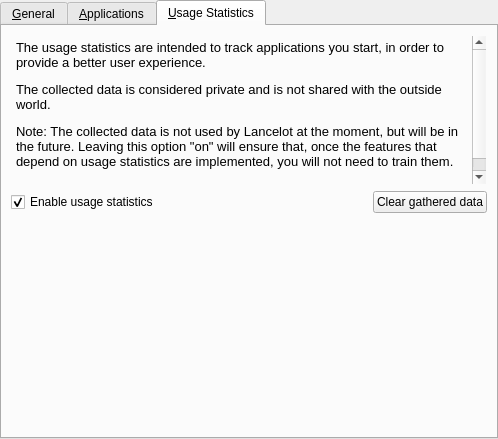
Above: applets/lancelot/app/src/ui/LancelotConfigBase.ui from KDE/kdeplasma-addons before the change. Below: the same form after it.
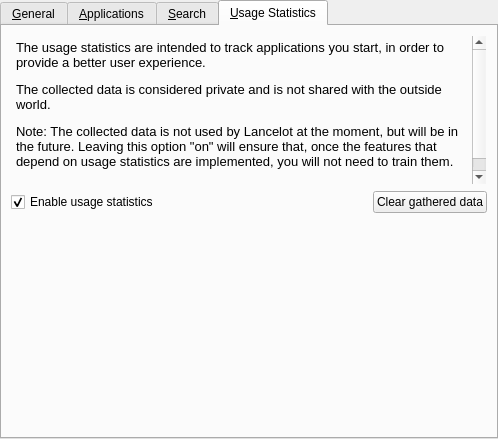
That is the form after the change. The open tabs and pages were chosen to show the change. Custom widgets are drawn as their Qt base class.

Patch:
```diff
--- a/applets/lancelot/app/src/ui/LancelotConfigBase.ui
+++ b/applets/lancelot/app/src/ui/LancelotConfigBase.ui
@@ -261,6 +261,11 @@
        </item>
       </layout>
      </widget>
+     <widget class="QWidget" name="tabSearch">
+      <attribute name="title">
+       <string>&amp;Search</string>
+      </attribute>
+     </widget>
      <widget class="QWidget" name="tabUsageStatistics">
       <attribute name="title">
        <string>&amp;Usage Statistics</string>
```
Left out of the diff: 10 changed lines with no effect on the pictures.
